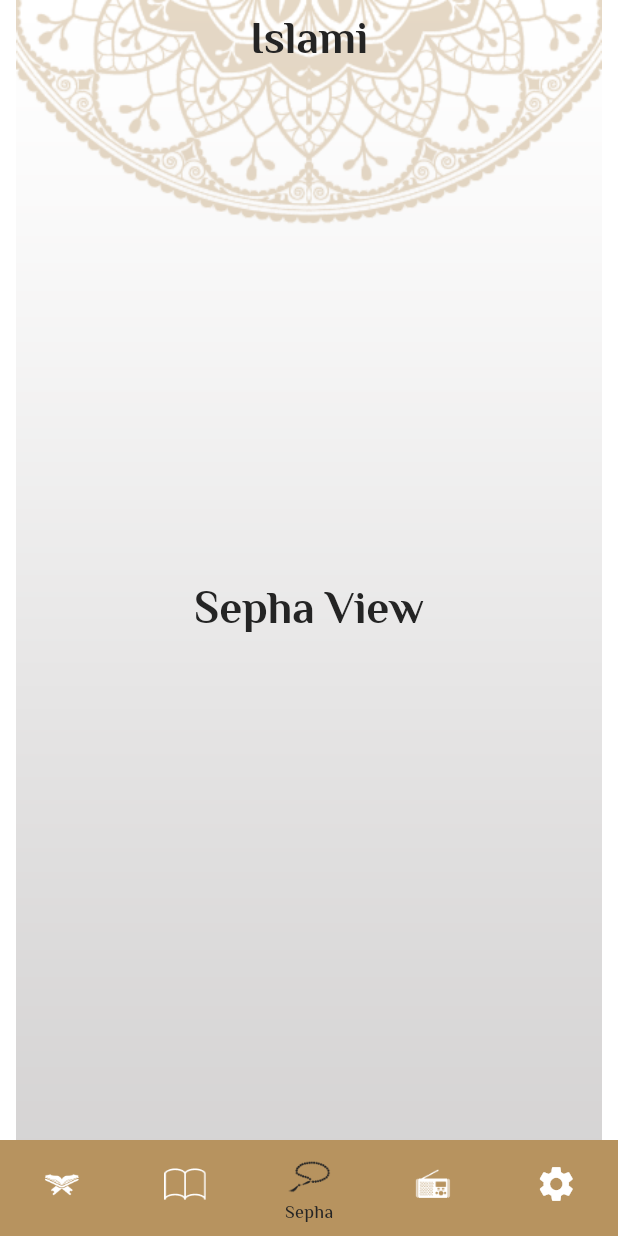
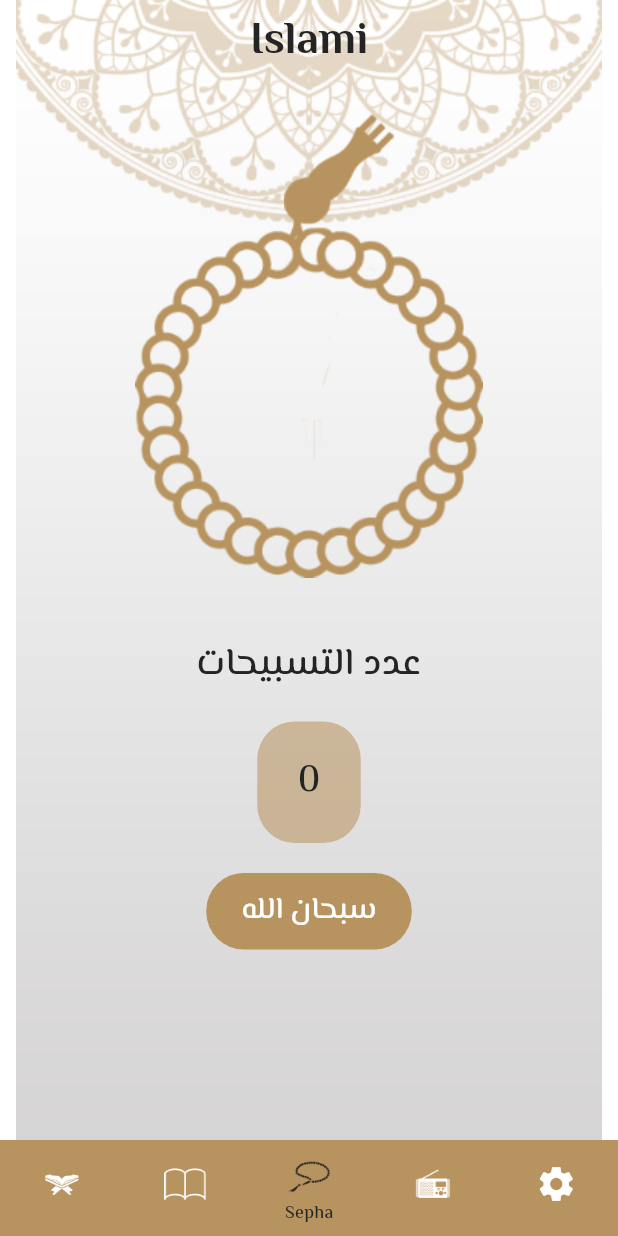
Before and after one commit to KawtherAbdElaziz/Islami-Simple-App, a Flutter app: the screen it shows after launch, item 3 of the bottom bar chosen, on a phone screen of 412 x 824 dp. Run offline on Flutter 3.47's test engine with Material 3 defaults, Android fonts, the light colour scheme and no system bars; our stand-ins replace animated_custom_dropdown, flutter_bounceable; generated files the repository leaves out were written again.

Commit message:
_ Adding Sebha Screen

```diff
--- a/lib/core/settings_provider.dart
+++ b/lib/core/settings_provider.dart
@@ -28,7 +28,13 @@
         : "assets/images/Group 8.png";
   }
 
-  String getSephaImage() {
+  String getSephaP1Image() {
+    return currentThemeMode == ThemeMode.dark
+        ? "assets/images/head_sebha_dark.png"
+        : "assets/images/head_sebha_logo.png";
+  }
+
+  String getSephaP2Image() {
     return currentThemeMode == ThemeMode.dark
         ? "assets/images/body_sebha_dark.png"
         : "assets/images/body_sebha_logo.png";
--- a/lib/modul/sebha/sebha.dart
+++ b/lib/modul/sebha/sebha.dart
@@ -1,20 +1,116 @@
 import 'package:flutter/material.dart';
 
-// import 'package:provider/provider.dart';
+import 'package:provider/provider.dart';
 import 'package:flutter_gen/gen_l10n/app_localizations.dart';
-// import 'package:islami_app/core/settings_provider.dart';
+import 'package:islami_app/core/settings_provider.dart';
 
-class SebhaView extends StatelessWidget {
+class SebhaView extends StatefulWidget {
   const SebhaView({super.key});
+
+  @override
+  State<SebhaView> createState() => _SebhaViewState();
+}
+
+class _SebhaViewState extends State<SebhaView> {
+  double angle = 0;
+  int count = 0;
+  int index = 0;
+  List<String> azkar = ["سبحان الله", "الله اكبر"];
+  bool _isRotated = false;
+
+  void _rotateImage() {
+    setState(() {
+      _isRotated = !_isRotated;
+    });
+  }
 
   @override
   Widget build(BuildContext context) {
     var theme = Theme.of(context);
-    // var provider = Provider.of<SettingsProvider>(context);
+    var provider = Provider.of<SettingsProvider>(context);
 
     var lang = AppLocalizations.of(context)!;
-    return Center(
-      child: Text(lang.sephaview, style: theme.textTheme.titleLarge),
+    return Padding(
+      padding: const EdgeInsets.only(top: 20),
+      child: Column(
+        crossAxisAlignment: CrossAxisAlignment.center,
+        children: [
+          Stack(
+            children: [
+              Padding(
+                padding: const EdgeInsets.only(left: 40),
+                child: Center(
+                  child: Image.asset(
+                    provider.getSephaP1Image(),
+                    fit: BoxFit.cover,
+                  ),
+                ),
+              ),
+              Padding(
+                padding: const EdgeInsets.only(top: 75),
+                child: Center(
+                  child: Transform.rotate(
+                    angle: angle,
+                    child: GestureDetector(
+                        onTap: () {
+                          ontap();
+                        },
+                        //  _rotateImage,
+                        child: Image.asset(
+                          provider.getSephaP2Image(),
+                          fit: BoxFit.cover,
+                        )),
+                  ),
+                ),
+              ),
+            ],
+          ),
+          const SizedBox(
+            height: 40,
+          ),
+          const Text("عدد التسبيحات"),
+          const SizedBox(
+            height: 20,
+          ),
+          Container(
+            width: 69,
+            height: 81,
+            decoration: BoxDecoration(
+                color: const Color(0xffB7935F).withOpacity(.57),
+                borderRadius: BorderRadius.circular(25)),
+            child: Center(child: Text("$count")),
+          ),
+          const SizedBox(
+            height: 20,
+          ),
+          Container(
+            width: 137,
+            height: 51,
+            decoration: BoxDecoration(
+                color: const Color(0xffB7935F),
+                borderRadius: BorderRadius.circular(25)),
+            child: Center(
+                child: Text(
+              "${azkar[index]}",
+              style: TextStyle(fontSize: 20, color: Colors.white),
+            )),
+          )
+        ],
+      ),
     );
   }
+
+  ontap() {
+    count++;
+    if (count % 33 == 0) {
+      index++;
+      count++;
+      count = 0;
+    }
+    if (index == azkar.length) {
+      index = 0;
+    }
+    angle += 360 / 4;
+    setState(() {});
+  }
 }
```
Also changed, not shown: assets/images/head_sebha_dark.png (added), assets/images/head_sebha_logo.png (added).
